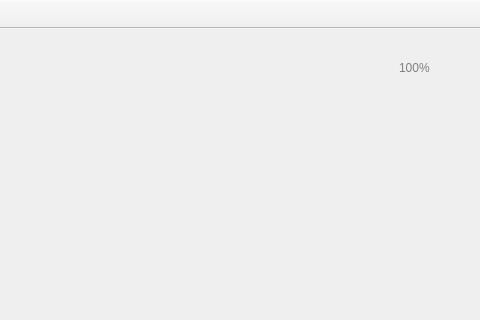
Before: the Qt Designer form mainwindow.ui in Zurcan/ASCUM_ARM, drawn with Qt 5; both pictures show x 543 to 1023 and y 0 to 320 of the 1023 by 725 pixel window.
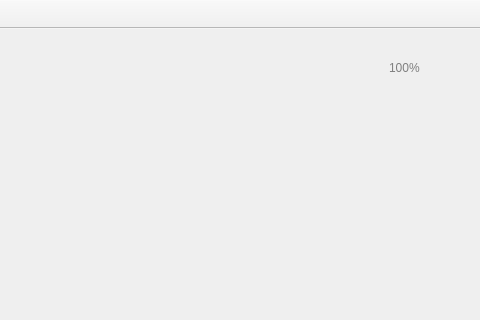
After: the same form once the commit is applied. Icons and pictures are not drawn. Custom widgets are drawn as their Qt base class.

```diff
--- a/mainwindow.ui
+++ b/mainwindow.ui
@@ -623,9 +623,9 @@
          <widget class="QLabel" name="label">
           <property name="geometry">
            <rect>
-            <x>60</x>
+            <x>50</x>
             <y>20</y>
-            <width>31</width>
+            <width>41</width>
             <height>16</height>
            </rect>
           </property>
```
